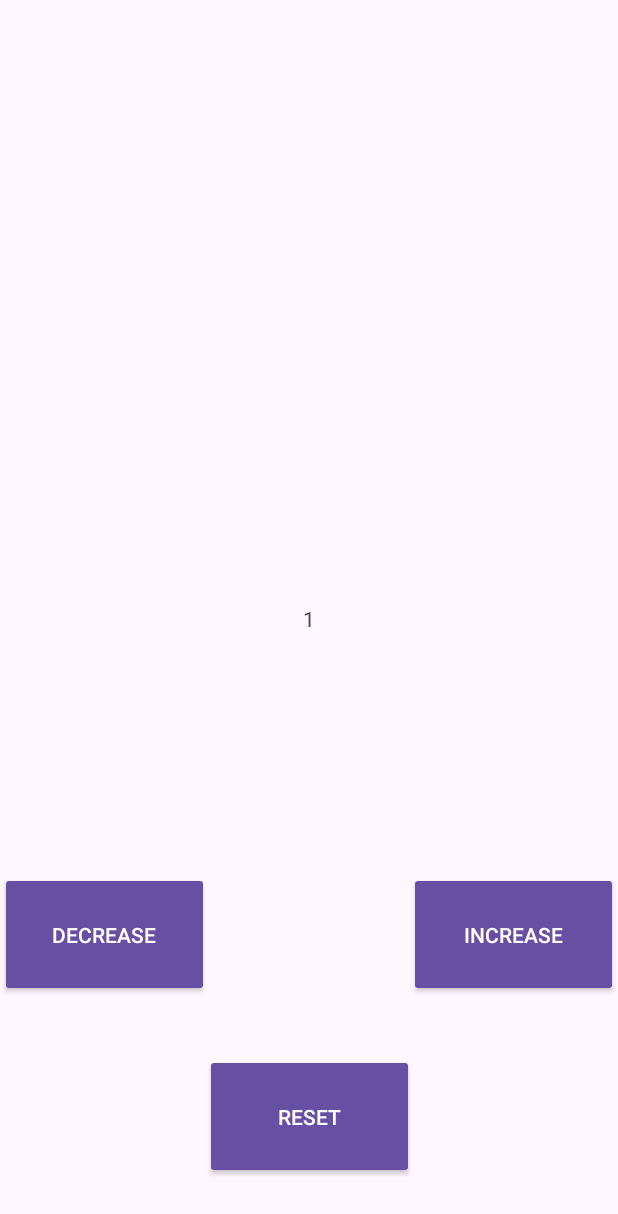
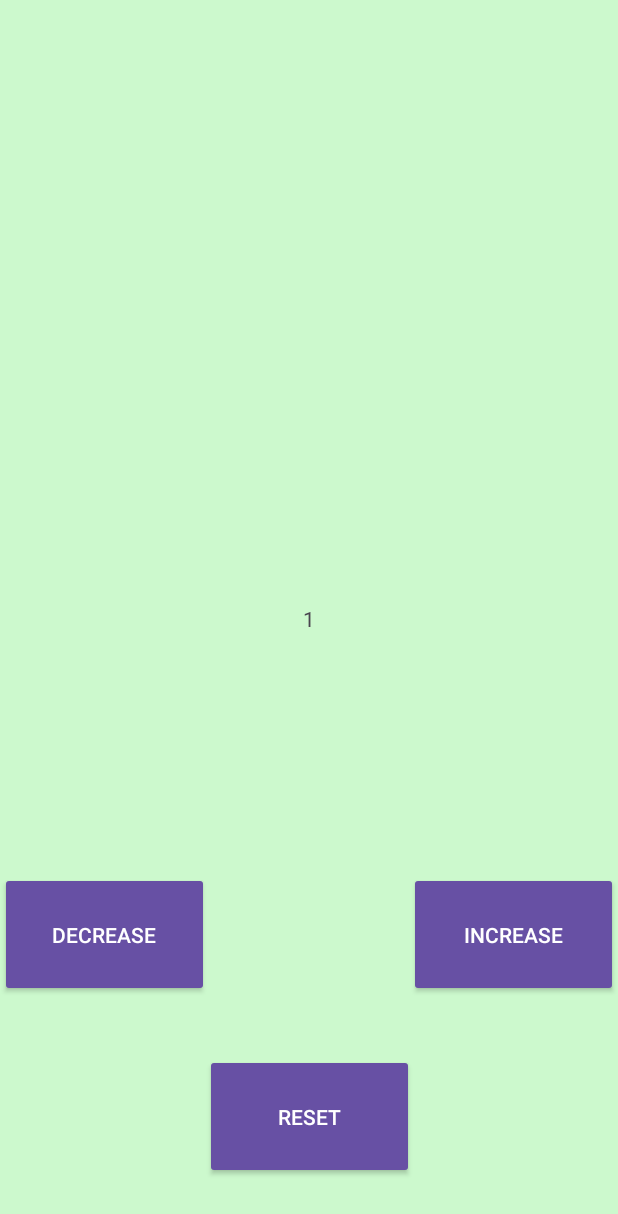
Before and after one commit to Nilemos/SimpleCounter, an Android app: the screen it shows after launch (MainActivity), after a tap on "INCREASE", on a phone screen of 412 x 824 dp. Shown: the top 1214 px of the screen. Run offline under Robolectric (Android 15) with nearby library versions, the phone set to English and light mode, and no system bars.

Commit message:
add background color change when the buttons pressed on

```diff
--- a/app/src/main/java/com/example/simplecounter/MainActivity.kt
+++ b/app/src/main/java/com/example/simplecounter/MainActivity.kt
@@ -2,11 +2,14 @@ package com.example.simplecounter
 
 import android.content.Context
 import android.content.SharedPreferences
+import android.graphics.Color
 import android.os.Bundle
 import android.widget.Button
 import android.widget.TextView
 import androidx.activity.enableEdgeToEdge
 import androidx.appcompat.app.AppCompatActivity
+import androidx.constraintlayout.widget.ConstraintLayout
+import androidx.constraintlayout.widget.ConstraintSet.Constraint
 import androidx.core.view.ViewCompat
 import androidx.core.view.WindowInsetsCompat
 
@@ -18,6 +21,7 @@ class MainActivity : AppCompatActivity() {
     private lateinit var buttonDecrement: Button
     private lateinit var buttonRes: Button
     private lateinit var preferences: SharedPreferences
+    private lateinit var bgColor: ConstraintLayout
     override fun onCreate(savedInstanceState: Bundle?) {
         super.onCreate(savedInstanceState)
         enableEdgeToEdge()
@@ -33,16 +37,20 @@ class MainActivity : AppCompatActivity() {
         buttonIncrement = findViewById<Button>(R.id.button2)
         buttonDecrement = findViewById<Button>(R.id.button)
         buttonRes = findViewById<Button>(R.id.button3)
+        bgColor = findViewById<ConstraintLayout>(R.id.main)
         textViewCounter.text = counter.toString()
+        bgColor.setBackgroundColor(Color.argb(50, 0, 255, 0))
         buttonIncrement.setOnClickListener {
             counter++
             textViewCounter.text = counter.toString()
+            bgColor.setBackgroundColor(Color.argb(50, 0, 255, 0))
         }
 
         buttonDecrement.setOnClickListener {
             if (counter > 0){
                 counter--
                 textViewCounter.text = counter.toString()
+                bgColor.setBackgroundColor(Color.argb(50, 255, 0, 0))
             }else {
                 counter = 0
                 textViewCounter.text = counter.toString()
```
